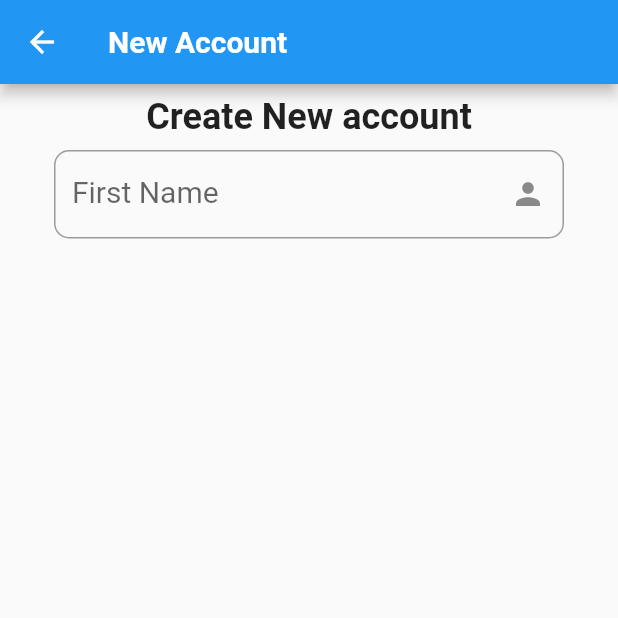
After one commit to vatiza/flutter-login-Registration-Firbase, a Flutter app: the screen it shows after launch, after a tap on "Create an New Account", on a phone screen of 412 x 824 dp, the top half of it. The commit adds this screen. Run offline on Flutter 3.47's test engine with Material 2 defaults, Android fonts, the phone set to English and light mode, and no system bars.

Commit message:
btn workd

```diff
--- a/lib/lgpage.dart
+++ b/lib/lgpage.dart
@@ -1,4 +1,5 @@
 import 'package:flutter/material.dart';
+import 'package:loginpage/registrationpage.dart';
 
 class loginpage extends StatefulWidget {
   const loginpage({super.key});
@@ -16,7 +17,7 @@ class _loginpageState extends State<loginpage> {
         appBar: AppBar(
           title: const Text("data"),
         ),
-        body: const SingleChildScrollView(
+        body: SingleChildScrollView(
           child: Column(
             children: [
               Padding(
@@ -62,9 +63,8 @@ class _loginpageState extends State<loginpage> {
                     ),
                   ),
                   Padding(
-                    padding: EdgeInsets.all(10.0),
-                    child: ElevatedButton(
-
+                      padding: EdgeInsets.all(10.0),
+                      child: ElevatedButton(
                         onPressed: null,
                         child: Text(
                           'Login',
@@ -72,10 +72,8 @@ class _loginpageState extends State<loginpage> {
                             fontSize: 20,
                             fontWeight: FontWeight.bold,
                           ),
-
                         ),
-                    )
-                  ),
+                      )),
                 ],
               ),
               Column(
@@ -88,7 +86,14 @@ class _loginpageState extends State<loginpage> {
               Column(
                 children: [
                   TextButton(
-                      onPressed: null, child: Text('Create an New Account'))
+                      onPressed: () {
+                        Navigator.push(
+                          context,
+                          MaterialPageRoute(
+                              builder: (context) => const registrationPage()),
+                        );
+                      },
+                      child: Text('Create an New Account'))
                 ],
               )
             ],
--- /dev/null
+++ b/lib/registrationpage.dart
@@ -0,0 +1,53 @@
+import 'package:flutter/material.dart';
+
+class registrationPage extends StatefulWidget {
+  const registrationPage({super.key});
+
+  @override
+  State<registrationPage> createState() => _registrationPageState();
+}
+
+class _registrationPageState extends State<registrationPage> {
+  @override
+  Widget build(BuildContext context) {
+    return SafeArea(
+      child: Scaffold(
+        appBar: AppBar(
+          title: const Text(
+            'New Account',
+            style: TextStyle(fontWeight: FontWeight.bold, fontSize: 20),
+          ),
+        ),
+        body: const Column(
+          children: [
+            Center(
+              child: Padding(
+                padding: EdgeInsets.all(8.0),
+                child: Text(
+                  'Create New account',
+                  style: TextStyle(fontSize: 24, fontWeight: FontWeight.bold),
+                ),
+              ),
+            ),
+            Column(
+              children: [
+                SizedBox(
+                  width: 340,
+                  child: TextField(
+                    decoration: InputDecoration(
+                        suffixIcon: Icon(Icons.person),
+                        border: OutlineInputBorder(
+                          borderRadius: BorderRadius.all(Radius.circular(10)),
+                        ),
+                        labelText: 'First Name',
+                        labelStyle: TextStyle(fontSize: 20)),
+                  ),
+                )
+              ],
+            )
+          ],
+        ),
+      ),
+    );
+  }
+}
```
